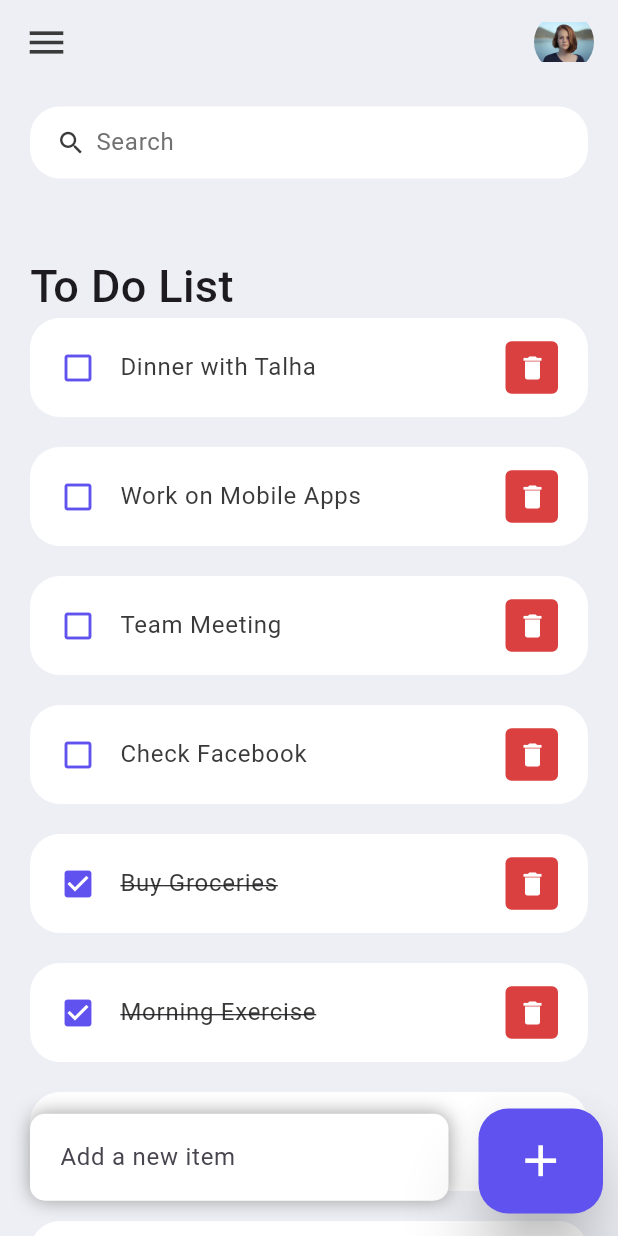
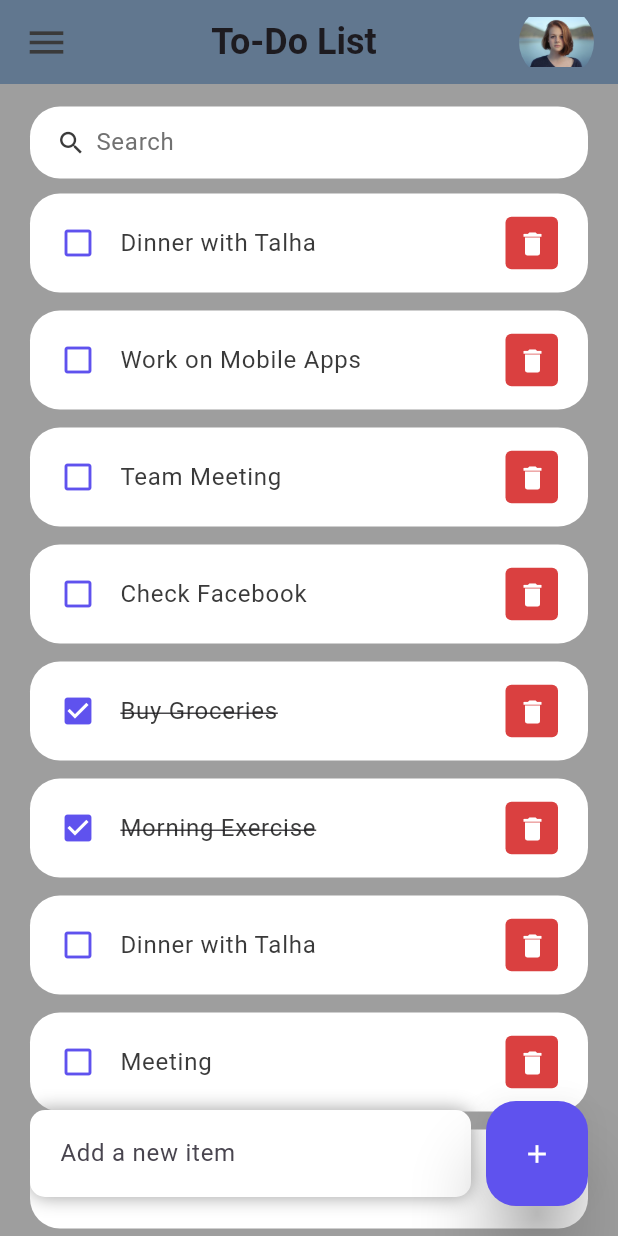
Before and after one commit to HassanRaza-313/To_Do_List_Flutter_Project, a Flutter app: the screen it shows after launch, on a phone screen of 412 x 824 dp. Run offline on Flutter 3.47's test engine with Material 3 defaults, Android fonts, the phone set to English and light mode, and no system bars.

Commit message:
Final Changes

```diff
--- a/lib/home.dart
+++ b/lib/home.dart
@@ -27,7 +27,7 @@ class _HomeState extends State<Home> {
   @override
   Widget build(BuildContext context){
     return Scaffold(
-      backgroundColor: tdBGColor,
+      backgroundColor: Colors.grey,
       appBar: buildAppBar(),
       body: Stack(
         children: [
@@ -40,8 +40,7 @@ class _HomeState extends State<Home> {
                   child: ListView(
                     children: [
                       Container(
-                        margin: EdgeInsets.only(top: 50,),
-                        child: Text('To Do List',style: TextStyle(fontSize: 30,fontWeight: FontWeight.w500),),
+                        height: 10,
                       ),
                       for(ToDo todoo in _foundToDo.reversed)
                       ToDoItem(todo: todoo,onToDoChanged: _handleToDoChange,onDeleteItem: _deleteToDoItem,),
@@ -57,7 +56,7 @@ class _HomeState extends State<Home> {
               children: [
                 Expanded(
                     child: Container(
-                      margin: EdgeInsets.only(bottom: 20,right: 20,left: 20),
+                      margin: EdgeInsets.only(bottom: 20,right: 10,left: 20),
                       padding: EdgeInsets.symmetric(horizontal: 20,vertical: 5,),
                       decoration: BoxDecoration(
                         color: Colors.white,
@@ -81,9 +80,9 @@ class _HomeState extends State<Home> {
                 ),
                 ),
                 Container(
-                  margin: EdgeInsets.only(bottom:15,right: 10),
+                  margin: EdgeInsets.only(bottom:20,right: 20),
                   child: ElevatedButton(
-                    child: Icon(Icons.add,color: Colors.white,size: 35),
+                    child: Icon(Icons.add,color: Colors.white,size: 20),
                     onPressed: () {
                       _addToDoItem(_todoController.text);
                     },
@@ -91,7 +90,7 @@ class _HomeState extends State<Home> {
                       shape: RoundedRectangleBorder(borderRadius: BorderRadius.circular(20)),
                       primary: tdBlue,
                       minimumSize: Size(30,70),
-                      elevation: 20,
+                      elevation: 20,shadowColor: Colors.grey,
                     ),
 
                   ),
@@ -166,8 +165,8 @@ class _HomeState extends State<Home> {
 
   AppBar buildAppBar() {
     return AppBar(
-      backgroundColor: tdBGColor,
-      elevation: 0,
+      backgroundColor: Colors.blueGrey,
+      elevation: 60,
       title: Row(
         mainAxisAlignment: MainAxisAlignment.spaceBetween,
         children: [
@@ -175,11 +174,12 @@ class _HomeState extends State<Home> {
             Icons.menu,
             color: tdBlack,
             size: 30,),
+          Text('To-Do List',style: TextStyle(fontSize: 24,fontWeight: FontWeight.w600),),
           Container(
-            height: 40,
-            width: 40,
+            height: 50,
+            width: 50,
             child: ClipRRect(
-              borderRadius: BorderRadius.circular(30),
+              borderRadius: BorderRadius.circular(50),
               child: Image.asset('assets/images/avatar.jpg'),
             ),
           )
--- a/lib/to_do_items.dart
+++ b/lib/to_do_items.dart
@@ -11,7 +11,7 @@ class ToDoItem extends StatelessWidget{
   @override
   Widget build(BuildContext context){
     return Container(
-        margin: EdgeInsets.only(bottom: 20),
+        margin: EdgeInsets.only(bottom: 12),
         child: ListTile(
           onTap: () {
             //print('Clicked');
@@ -26,7 +26,7 @@ class ToDoItem extends StatelessWidget{
           title: Text(todo.todoText! ,style: TextStyle(fontSize: 16,color: tdBlack,decoration: todo.isDone? TextDecoration.lineThrough : null),),
           trailing: Container(
             padding: EdgeInsets.all(0),
-            margin: EdgeInsets.symmetric(vertical: 8),
+            margin: EdgeInsets.symmetric(vertical: 5),
             height: 35,
             width: 35,
             decoration: BoxDecoration(
```
